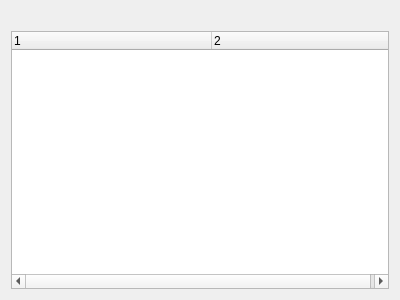
This is galacteek/ui/dagview.ui in pinnaculum/galacteek as Qt 5 draws it before an edit. The edited form follows.
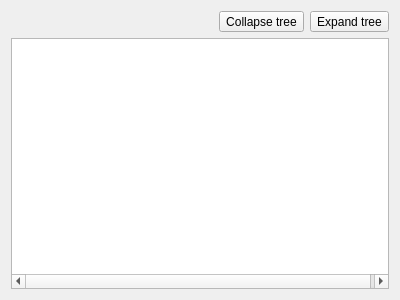
This is the edited form.

```diff
--- a/galacteek/ui/dagview.ui
+++ b/galacteek/ui/dagview.ui
@@ -17,7 +17,9 @@
    <item>
     <layout class="QVBoxLayout" name="verticalLayout">
      <item>
-      <widget class="QLabel" name="dagHash">
+      <layout class="QHBoxLayout" name="horizontalLayout">
+       <item>
+        <widget class="QLabel" name="dagPath">
        <property name="text">
         <string/>
        </property>
@@ -27,16 +29,38 @@
       </widget>
      </item>
      <item>
+        <widget class="QToolButton" name="collapseButton">
+         <property name="text">
+          <string>Collapse tree</string>
+         </property>
+        </widget>
+       </item>
+       <item>
+        <widget class="QToolButton" name="expandButton">
+         <property name="text">
+          <string>Expand tree</string>
+         </property>
+        </widget>
+       </item>
+      </layout>
+     </item>
+     <item>
       <widget class="QTreeWidget" name="dagTree">
        <property name="columnCount">
         <number>2</number>
        </property>
+       <attribute name="headerVisible">
+        <bool>false</bool>
+       </attribute>
        <attribute name="headerDefaultSectionSize">
         <number>200</number>
        </attribute>
        <attribute name="headerMinimumSectionSize">
         <number>180</number>
        </attribute>
+       <attribute name="headerStretchLastSection">
+        <bool>false</bool>
+       </attribute>
        <column>
         <property name="text">
          <string notr="true">1</string>
```
Lines whose indentation alone changed are shown as unchanged.
